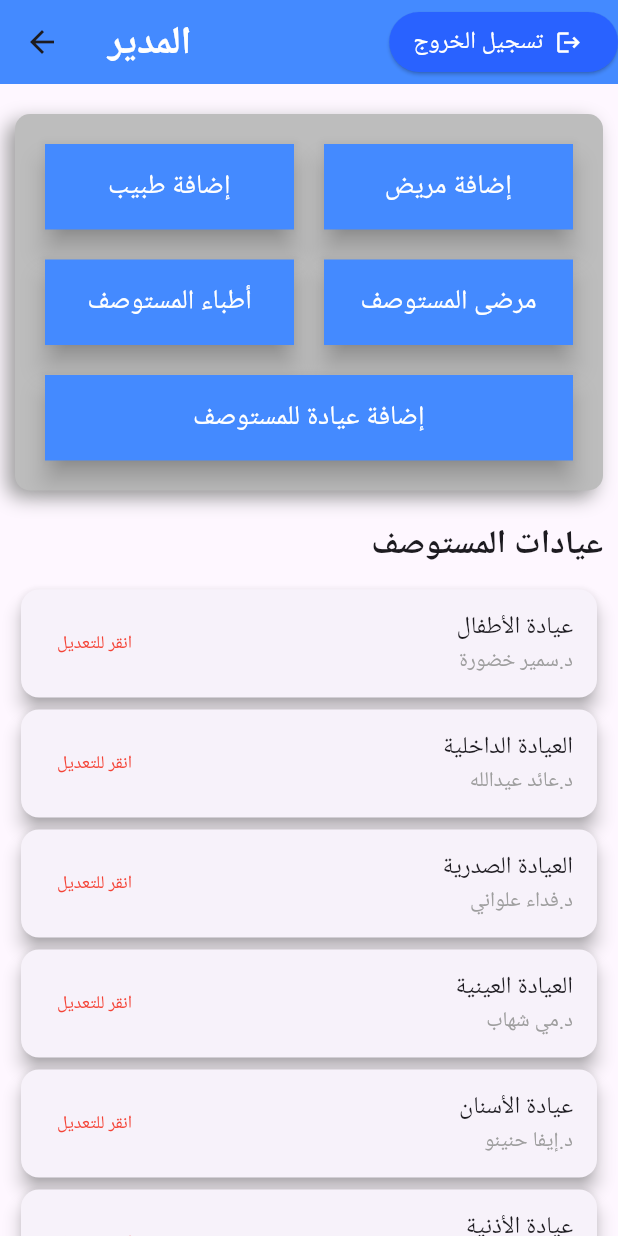
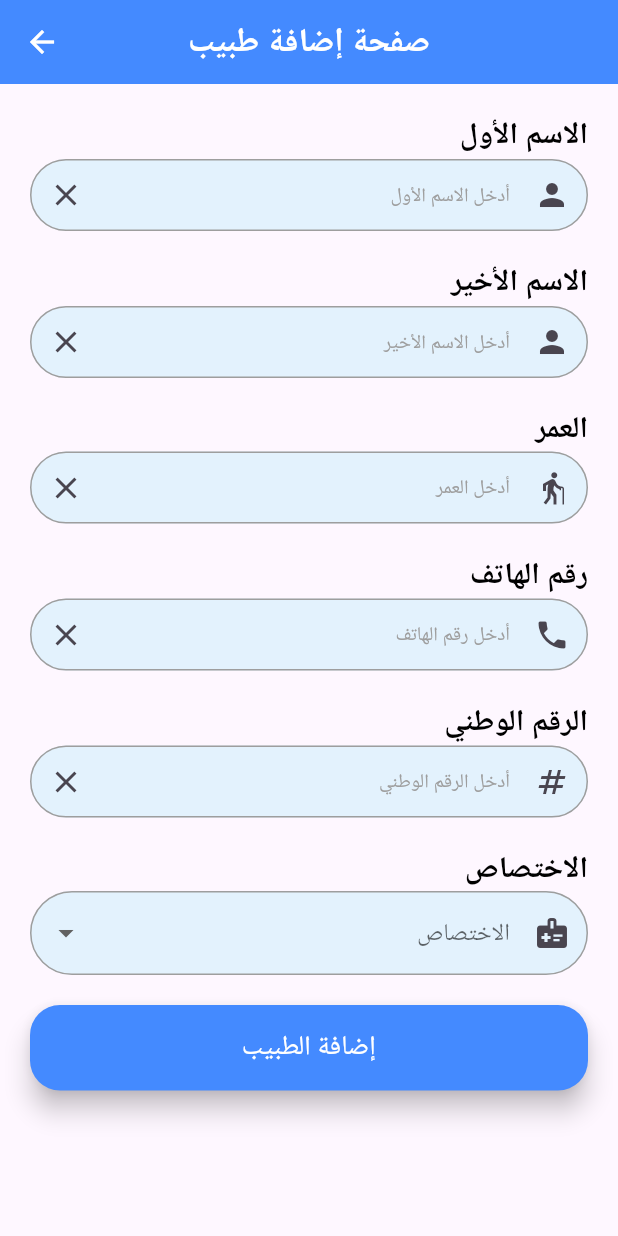
Before and after one commit to ahmdmlndy47/dispencaryApplication, a Flutter app: the AdminHomepage screen opened by its route, after a tap on "إضافة طبيب", on a phone screen of 412 x 824 dp. Run offline on Flutter 3.47's test engine with Material 3 defaults, Android fonts, the phone set to English and light mode, and no system bars.

Commit message:
adding pages to add users

```diff
--- /dev/null
+++ b/lib/add_doctor_page.dart
@@ -0,0 +1,220 @@
+import 'package:dispensary/components/input_field.dart';
+import 'package:dispensary/components/main_button.dart';
+import 'package:flutter/material.dart';
+class AddDoctorPage extends StatefulWidget {
+  const AddDoctorPage({super.key});
+
+  @override
+  State<AddDoctorPage> createState() => _AddPatientPageState();
+}
+
+class _AddPatientPageState extends State<AddDoctorPage> {
+  List<String> specialties = [
+    "الطب العام",
+    "الطب الباطني",
+    "الجراحة العامة",
+    "طب الأطفال",
+    "طب النساء",
+    "طب القلب",
+    "طب العظام",
+    "طب الأعصاب",
+    "الطب النفسي",
+    "طب العيون",
+    "طب الأنف والأذن والحنجرة",
+    "الأمراض الجلدية",
+    "طب الأسنان",
+    "التخدير والإنعاش",
+    "الأشعة والتصوير الطبي",
+    "طب الطوارئ",
+    "طب الأسرة",
+    "طب المسالك البولية",
+    "الأمراض الصدرية",
+    "أمراض الجهاز الهضمي",
+    "أمراض الغدد والسكري",
+    "طب الأورام",
+    "جراحة الأعصاب",
+    "جراحة القلب",
+    "جراحة التجميل",
+    "طب الكلى",
+    "أمراض الدم",
+    "الروماتيزم",
+    "الطب الشرعي",
+    "الطب الرياضي",
+  ];
+  String? selectedSpeciality;
+  TextEditingController firstNameController = TextEditingController();
+  TextEditingController lastNameController = TextEditingController();
+  TextEditingController ageController = TextEditingController();
+  TextEditingController phoneNumController = TextEditingController();
+  TextEditingController nationNumController = TextEditingController();
+
+  @override
+  Widget build(BuildContext context) {
+    return Scaffold(
+      //عنوان الصفحة
+      appBar: AppBar(
+        backgroundColor: Colors.blueAccent,
+        iconTheme: IconThemeData(
+            color: Colors.white
+        ),
+        centerTitle: true,
+        title: Text(
+          "صفحة إضافة طبيب",
+          style: TextStyle(
+              fontSize: 22,
+              fontWeight: FontWeight.bold,
+              color: Colors.white
+          ),
+        ),
+      ),
+      body: SingleChildScrollView(
+        padding: EdgeInsets.all(20),
+        child: Form(
+            child: Column(
+              crossAxisAlignment: CrossAxisAlignment.end,
+              children: [
+                //حقل إدخال الاسم الأول
+                Text(
+                  "الاسم الأول",
+                  style: TextStyle(
+                      color: Colors.black,
+                      fontSize: 20,
+                      fontWeight: FontWeight.bold
+                  ),
+                ),
+                InputField(
+                    hint: "أدخل الاسم الأول",
+                    icon: Icon(Icons.person),
+                    isObscure: false,
+                    controller: firstNameController,
+                    enabled: true,
+                    validator: (val){}
+                ),
+                SizedBox(height: 20,),
+                //حقل إدخال الاسم الأخير
+                Text(
+                  "الاسم الأخير",
+                  style: TextStyle(
+                      color: Colors.black,
+                      fontSize: 20,
+                      fontWeight: FontWeight.bold
+                  ),
+                ),
+                InputField(
+                    hint: "أدخل الاسم الأخير",
+                    icon: Icon(Icons.person),
+                    isObscure: false,
+                    controller: lastNameController,
+                    enabled: true,
+                    validator: (val){}
+                ),
+                SizedBox(height: 20,),
+                //حقل إدخال العمر
+                Text(
+                  "العمر",
+                  style: TextStyle(
+                      color: Colors.black,
+                      fontSize: 20,
+                      fontWeight: FontWeight.bold
+                  ),
+                ),
+                InputField(
+                    hint: "أدخل العمر",
+                    icon: Icon(Icons.elderly),
+                    isObscure: false,
+                    controller: ageController,
+                    enabled: true,
+                    validator: (val){}
+                ),
+                SizedBox(height: 20,),
+                //حقل إدخال رقم الهاتف
+                Text(
+                  "رقم الهاتف",
+                  style: TextStyle(
+                      color: Colors.black,
+                      fontSize: 20,
+                      fontWeight: FontWeight.bold
+                  ),
+                ),
+                InputField(
+                    hint: "أدخل رقم الهاتف",
+                    icon: Icon(Icons.phone),
+                    isObscure: false,
+                    controller: phoneNumController,
+                    enabled: true,
+                    validator: (val){}
+                ),
+                SizedBox(height: 20,),
+                //حقل إدخال الرقم الوطني
+                Text(
+                  "الرقم الوطني",
+                  style: TextStyle(
+                      color: Colors.black,
+                      fontSize: 20,
+                      fontWeight: FontWeight.bold
+                  ),
+                ),
+                InputField(
+                    hint: "أدخل الرقم الوطني",
+                    icon: Icon(Icons.numbers),
+                    isObscure: false,
+                    controller: nationNumController,
+                    enabled: true,
+                    validator: (val){}
+                ),
+                SizedBox(height: 20,),
+                //حقل إدخال الاختصاص
+                Text(
+                  "الاختصاص",
+                  style: TextStyle(
+                      color: Colors.black,
+                      fontSize: 20,
+                      fontWeight: FontWeight.bold
+                  ),
+                ),
+                Directionality(
+                  textDirection: TextDirection.rtl,
+                  child: DropdownButtonFormField(
+                      decoration: InputDecoration(
+                        filled: true,
+                        fillColor: Colors.blue[50],
+                        prefixIcon: Icon(Icons.medical_information),
+                        enabledBorder: OutlineInputBorder(
+                          borderRadius: BorderRadius.circular(40),
+                          borderSide: BorderSide(color: Colors.grey),
+                        ),
+                        focusedBorder: OutlineInputBorder(
+                          borderRadius: BorderRadius.circular(40),
+                          borderSide: BorderSide(color: Colors.grey),
+                        ),
+                        hintText: "الاختصاص",
+                      ),
+                      items: specialties.map<DropdownMenuItem<String>>((speciality){
+                        return DropdownMenuItem<String>(
+                          value: speciality,
+                          child: Text(speciality),
+                        );
+                      }).toList(),
+                      onChanged: (val){
+                        setState(() {
+                          selectedSpeciality = val;
+                        });
+                      }),
+                ),
+                SizedBox(height: 20,),
+                //زر الإضافة
+                MyButton(
+                    onPressed: (){},
+                    label: "إضافة الطبيب",
+                    shape: RoundedRectangleBorder(
+                      borderRadius: BorderRadius.circular(20),
+                    ),
+                    fontSize: 18
+                )
+              ],
+            )
+        ),
+      ),
+    );
+  }
+}
--- a/lib/main.dart
+++ b/lib/main.dart
@@ -1,3 +1,5 @@
+import 'package:dispensary/add_doctor_page.dart';
+import 'package:dispensary/add_patient_page.dart';
 import 'package:dispensary/admin_homepage.dart';
 import 'package:dispensary/homepage.dart';
 import 'package:dispensary/login.dart';
@@ -6,11 +8,13 @@ import 'package:flutter/material.dart';
 import 'log_sign_page.dart';
 void main() {
   runApp( MaterialApp(
-    home: LogOrSignPage(),
+    home: AdminHomepage(),
     debugShowCheckedModeBanner: false,
     routes: {
       "homepage" : (context) => Homepage(),
       "adminHomepage" : (context)=> AdminHomepage(),
+      "addPatientPage" : (context)=> AddPatientPage(),
+      "addDoctorPage" : (context)=> AddDoctorPage(),
       "logOrSignPage" : (context) => LogOrSignPage(),
       "loginPage" : (context) => Login(),
       "signupPage" : (context) => SignUpPage(),
```
Also changed, not shown: lib/add_patient_page.dart (added, +149 -0 lines), lib/admin_homepage.dart (+6 -2 lines).
